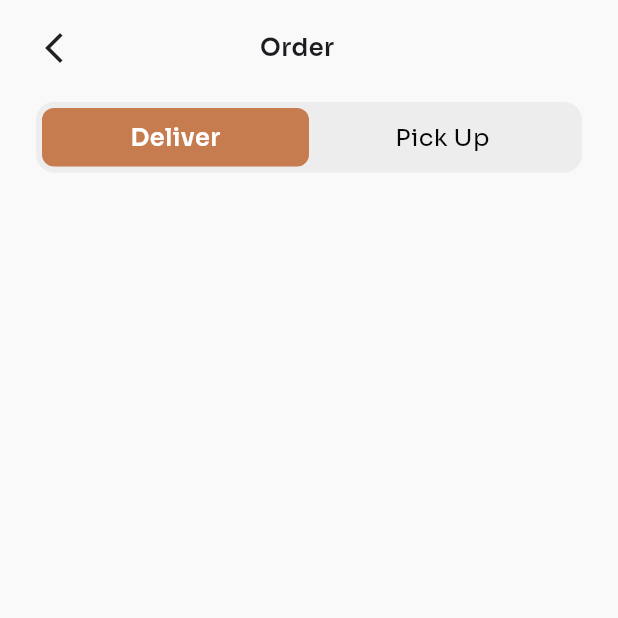
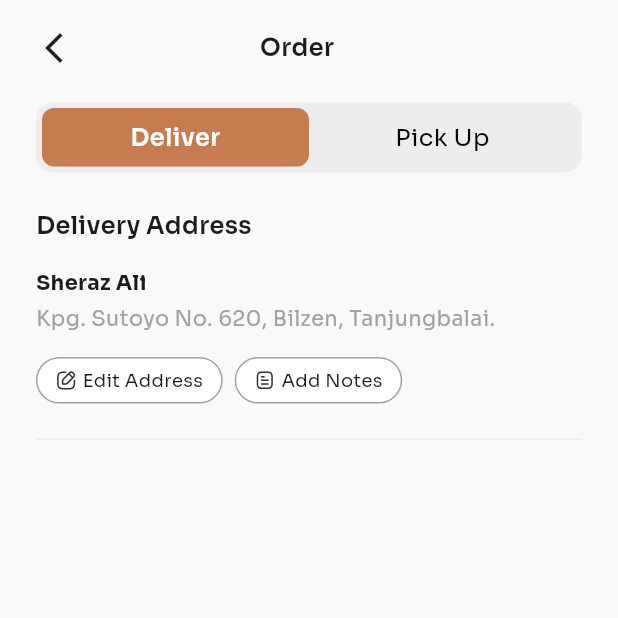
Before and after one commit to SherazAli-67/coffee-shop-ui, a Flutter app: the OrderScreen screen opened directly with sample values from the repository, on a phone screen of 412 x 824 dp, the top half of it. Run offline on Flutter 3.47's test engine with Material 3 defaults, Android fonts, the phone set to English and light mode, and no system bars; our stand-ins replace flutter_svg, go_router.

Commit message:
Coffee Shop App - Development
1. Order Screen

```diff
--- a/lib/core/app_icons.dart
+++ b/lib/core/app_icons.dart
@@ -19,5 +19,9 @@ class AppIcons {
   static const icNotification = '${_iconsPath}ic_notifications.svg';
   static const icSearch = '${_iconsPath}ic_search.svg';
   static const icFilter = '${_iconsPath}ic_filter.svg';
+  static const icEdit = '${_iconsPath}ic_edit.svg';
+  static const icNotes = '${_iconsPath}ic_notes.svg';
+  static const icDiscount = '${_iconsPath}ic_discount.svg';
+  static const icWallet = '${_iconsPath}ic_wallet.svg';
 
 }
--- a/lib/presentation/screens/order_screen.dart
+++ b/lib/presentation/screens/order_screen.dart
@@ -1,7 +1,9 @@
 import 'package:coffee_app/core/app_colors.dart';
+import 'package:coffee_app/core/app_icons.dart';
 import 'package:coffee_app/core/models/coffee_model.dart';
 import 'package:coffee_app/providers/order_provider.dart';
 import 'package:flutter/material.dart';
+import 'package:flutter_svg/flutter_svg.dart';
 import 'package:provider/provider.dart';
 
 import '../../core/app_textstyles.dart';
@@ -48,6 +50,29 @@ class OrderScreen extends StatelessWidget {
 
                           ],
                         ),
+                      ),
+                      Column(
+                        crossAxisAlignment: .start,
+                        spacing: 16,
+                        children: [
+                          Text("Delivery Address", style: AppTextStyles.btnTextStyle,),
+                          Column(
+                            crossAxisAlignment: .start,
+                            spacing: 4,
+                            children: [
+                              Text("Sheraz Ali", style: AppTextStyles.regularTextStyle.copyWith(fontWeight: .bold),),
+                              Text("Kpg. Sutoyo No. 620, Bilzen, Tanjungbalai.", style: AppTextStyles.regularTextStyle.copyWith(color: AppColors.greyColor),)
+                            ],
+                          ),
+                          Row(
+                            spacing: 8,
+                            children: [
+                              _buildAddressAndNotesWidget(icon: AppIcons.icEdit, title: 'Edit Address'),
+                              _buildAddressAndNotesWidget(icon: AppIcons.icNotes, title: 'Add Notes'),
+                            ],
+                          ),
+                          Divider(color: AppColors.lightWhiteColor,)
+                        ],
                       )
                     ],
                   ),
@@ -57,6 +82,25 @@ class OrderScreen extends StatelessWidget {
           }
         );
       }
+    );
+  }
+
+  Widget _buildAddressAndNotesWidget({required String icon, required String title}) {
+    return Container(
+      decoration: BoxDecoration(
+          color: Colors.white,
+          borderRadius: .circular(99),
+          border: .all(color: AppColors.greyColor)
+      ),
+      padding: .symmetric(vertical: 6, horizontal: 12),
+      child: Row(
+        spacing: 4,
+        children: [
+          SvgPicture.asset(icon, height: 14,),
+          Text(title,
+            style: AppTextStyles.regularTextStyle.copyWith(fontSize: 12),)
+        ],
+      ),
     );
   }
 
```
Also changed, not shown: assets/icons/ic_discount.svg (added), assets/icons/ic_edit.svg (added), assets/icons/ic_notes.svg (added), assets/icons/ic_wallet.svg (added).
